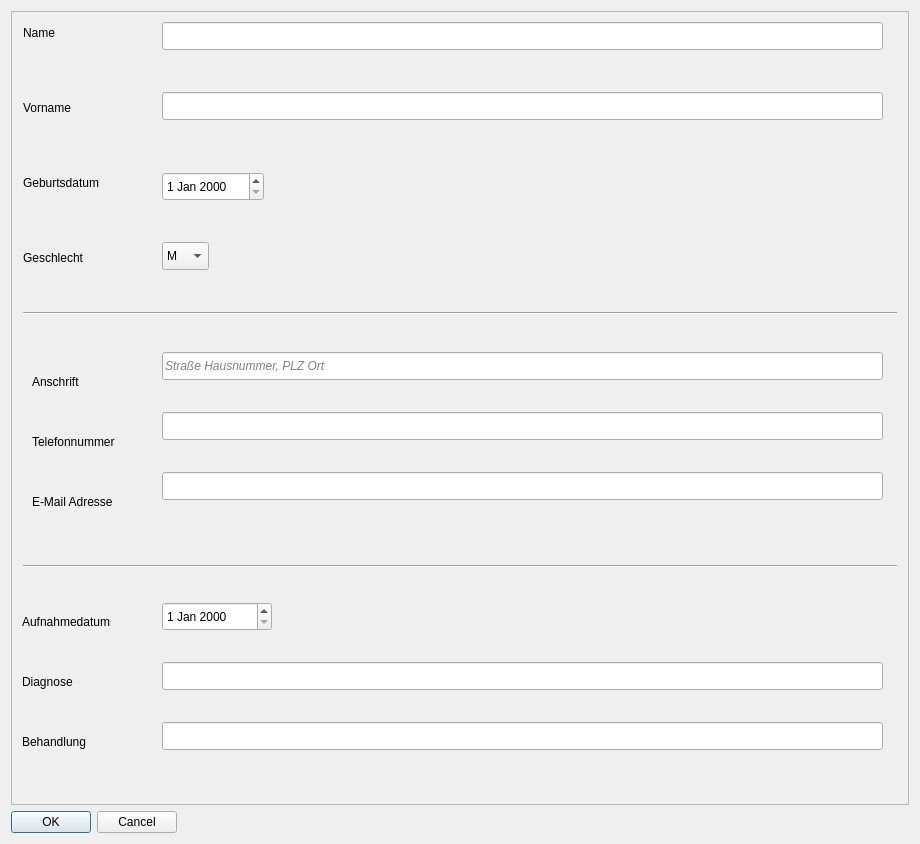
Above: Patient_Data_Project/datensatz_bearbeiten.ui from Baljet389/Patient_Data before the change. Below: the same form after it.
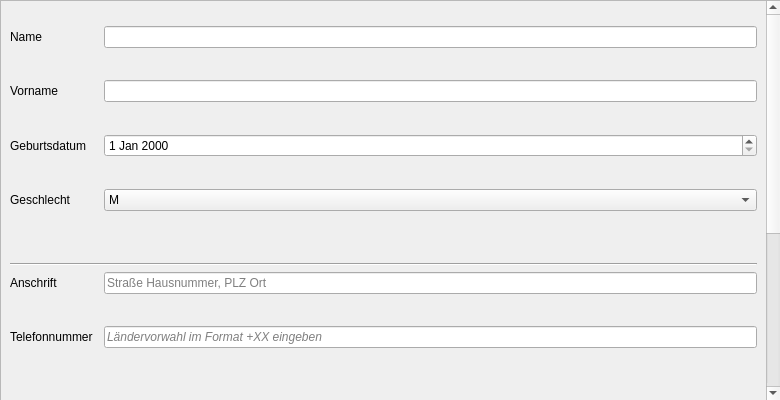
That is the form after the change.

Commit message: Fenster ist von meiner Seite aus Spielbereit.

What changed in the file:
```diff
--- a/Patient_Data_Project/datensatz_bearbeiten.ui
+++ b/Patient_Data_Project/datensatz_bearbeiten.ui
@@ -6,335 +6,412 @@
    <rect>
     <x>0</x>
     <y>0</y>
-    <width>920</width>
-    <height>844</height>
+    <width>780</width>
+    <height>400</height>
    </rect>
   </property>
   <property name="windowTitle">
    <string>Datensatz Bearbeiten</string>
   </property>
-  <layout class="QFormLayout" name="formLayout_2">
-   <item row="1" column="0">
-    <widget class="QDialogButtonBox" name="buttonBox">
-     <property name="orientation">
-      <enum>Qt::Orientation::Horizontal</enum>
-     </property>
-     <property name="standardButtons">
-      <set>QDialogButtonBox::StandardButton::Cancel|QDialogButtonBox::StandardButton::Ok</set>
-     </property>
-    </widget>
-   </item>
-   <item row="0" column="0" colspan="2">
-    <widget class="QScrollArea" name="scrollArea">
-     <property name="widgetResizable">
-      <bool>true</bool>
-     </property>
-     <widget class="QWidget" name="Eingabefeld">
-      <property name="geometry">
-       <rect>
-        <x>0</x>
-        <y>0</y>
-        <width>896</width>
-        <height>784</height>
-       </rect>
-      </property>
+  <widget class="QScrollArea" name="scrollArea">
+   <property name="geometry">
+    <rect>
+     <x>0</x>
+     <y>0</y>
+     <width>781</width>
+     <height>401</height>
+    </rect>
+   </property>
+   <property name="widgetResizable">
+    <bool>true</bool>
+   </property>
+   <widget class="QWidget" name="Eingabefeld">
+    <property name="geometry">
+     <rect>
+      <x>0</x>
+      <y>-60</y>
+      <width>762</width>
+      <height>784</height>
+     </rect>
+    </property>
+    <layout class="QFormLayout" name="formLayout">
+     <item row="1" column="0">
       <widget class="QLabel" name="label_2_Name">
-       <property name="geometry">
-        <rect>
-         <x>11</x>
-         <y>11</y>
-         <width>40</width>
-         <height>20</height>
-        </rect>
-       </property>
        <property name="text">
         <string>Name</string>
        </property>
       </widget>
+     </item>
+     <item row="1" column="1">
+      <widget class="QLineEdit" name="Eingabe_Name">
+       <property name="toolTip">
+        <string>&lt;html&gt;&lt;head/&gt;&lt;body&gt;&lt;p&gt;Hier Nachnamen eingeben&lt;/p&gt;&lt;/body&gt;&lt;/html&gt;</string>
+       </property>
+       <property name="text">
+        <string/>
+       </property>
+      </widget>
+     </item>
+     <item row="3" column="0" colspan="2">
+      <spacer name="verticalSpacer">
+       <property name="orientation">
+        <enum>Qt::Orientation::Vertical</enum>
+       </property>
+       <property name="sizeType">
+        <enum>QSizePolicy::Policy::MinimumExpanding</enum>
+       </property>
+       <property name="sizeHint" stdset="0">
+        <size>
+         <width>0</width>
+         <height>20</height>
+        </size>
+       </property>
+      </spacer>
+     </item>
+     <item row="4" column="0">
       <widget class="QLabel" name="label_1_Vorname">
-       <property name="geometry">
-        <rect>
-         <x>11</x>
-         <y>86</y>
-         <width>59</width>
-         <height>20</height>
-        </rect>
-       </property>
        <property name="text">
         <string>Vorname</string>
        </property>
       </widget>
+     </item>
+     <item row="4" column="1">
+      <widget class="QLineEdit" name="Eingabe_Vorname">
+       <property name="toolTip">
+        <string>&lt;html&gt;&lt;head/&gt;&lt;body&gt;&lt;p&gt;Hier Vornamen eingeben&lt;/p&gt;&lt;/body&gt;&lt;/html&gt;</string>
+       </property>
+      </widget>
+     </item>
+     <item row="5" column="0" colspan="2">
+      <spacer name="verticalSpacer_2">
+       <property name="orientation">
+        <enum>Qt::Orientation::Vertical</enum>
+       </property>
+       <property name="sizeType">
+        <enum>QSizePolicy::Policy::MinimumExpanding</enum>
+       </property>
+       <property name="sizeHint" stdset="0">
+        <size>
+         <width>0</width>
+         <height>20</height>
+        </size>
+       </property>
+      </spacer>
+     </item>
+     <item row="6" column="0">
       <widget class="QLabel" name="label_3_Geburtsdatum">
-       <property name="geometry">
-        <rect>
-         <x>11</x>
-         <y>161</y>
-         <width>94</width>
-         <height>20</height>
-        </rect>
-       </property>
        <property name="text">
         <string>Geburtsdatum</string>
        </property>
       </widget>
+     </item>
+     <item row="6" column="1">
+      <widget class="QDateEdit" name="Eingabe_Geburtsdatum">
+       <property name="toolTip">
+        <string>&lt;html&gt;&lt;head/&gt;&lt;body&gt;&lt;p&gt;&lt;br/&gt;&lt;/p&gt;&lt;/body&gt;&lt;/html&gt;</string>
+       </property>
+      </widget>
+     </item>
+     <item row="7" column="0" colspan="2">
+      <spacer name="verticalSpacer_3">
+       <property name="orientation">
+        <enum>Qt::Orientation::Vertical</enum>
+       </property>
+       <property name="sizeType">
+        <enum>QSizePolicy::Policy::MinimumExpanding</enum>
+       </property>
+       <property name="sizeHint" stdset="0">
+        <size>
+         <width>0</width>
+         <height>20</height>
+        </size>
+       </property>
+      </spacer>
+     </item>
+     <item row="8" column="0">
       <widget class="QLabel" name="label_4_Geschlecht">
-       <property name="geometry">
-        <rect>
-         <x>11</x>
-         <y>236</y>
-         <width>71</width>
-         <height>20</height>
-        </rect>
-       </property>
        <property name="text">
         <string>Geschlecht</string>
        </property>
       </widget>
+     </item>
+     <item row="8" column="1">
+      <widget class="QComboBox" name="Eingabe_Geschlecht">
+       <property name="toolTip">
+        <string>&lt;html&gt;&lt;head/&gt;&lt;body&gt;&lt;p&gt;M = Männlich&lt;br/&gt;W = Weiblich&lt;br/&gt;D = Divers&lt;/p&gt;&lt;/body&gt;&lt;/html&gt;</string>
+       </property>
+       <item>
+        <property name="text">
+         <string>M</string>
+        </property>
+       </item>
+       <item>
+        <property name="text">
+         <string>W</string>
+        </property>
+       </item>
+       <item>
+        <property name="text">
+         <string>D</string>
+        </property>
+       </item>
+      </widget>
+     </item>
+     <item row="9" column="0" colspan="2">
+      <spacer name="verticalSpacer_4">
+       <property name="orientation">
+        <enum>Qt::Orientation::Vertical</enum>
+       </property>
+       <property name="sizeType">
+        <enum>QSizePolicy::Policy::MinimumExpanding</enum>
+       </property>
+       <property name="sizeHint" stdset="0">
+        <size>
+         <width>0</width>
+         <height>40</height>
+        </size>
+       </property>
+      </spacer>
+     </item>
+     <item row="10" column="0" colspan="2">
+      <widget class="Line" name="line_2">
+       <property name="orientation">
+        <enum>Qt::Orientation::Horizontal</enum>
+       </property>
+      </widget>
+     </item>
+     <item row="11" column="0">
       <widget class="QLabel" name="label_5_Anschrift">
-       <property name="geometry">
-        <rect>
-         <x>20</x>
-         <y>360</y>
-         <width>58</width>
-         <height>20</height>
-        </rect>
-       </property>
        <property name="text">
         <string>Anschrift</string>
        </property>
       </widget>
+     </item>
+     <item row="11" column="1">
+      <widget class="QLineEdit" name="Eingabe_Anschrift">
+       <property name="font">
+        <font>
+         <italic>false</italic>
+        </font>
+       </property>
+       <property name="toolTip">
+        <string>&lt;html&gt;&lt;head/&gt;&lt;body&gt;&lt;p&gt;&lt;span style=&quot; font-style:normal;&quot;&gt;Hier Adresse eingeben&lt;/span&gt;&lt;/p&gt;&lt;/body&gt;&lt;/html&gt;</string>
+       </property>
+       <property name="text">
+        <string/>
+       </property>
+       <property name="placeholderText">
+        <string>Straße Hausnummer, PLZ Ort</string>
+       </property>
+      </widget>
+     </item>
+     <item row="13" column="0">
       <widget class="QLabel" name="label_6_Telefonnummer">
-       <property name="geometry">
-        <rect>
-         <x>20</x>
-         <y>420</y>
-         <width>104</width>
-         <height>20</height>
-        </rect>
-       </property>
        <property name="text">
         <string>Telefonnummer</string>
        </property>
       </widget>
+     </item>
+     <item row="13" column="1">
+      <widget class="QLineEdit" name="Eingabe_Telefonnummer">
+       <property name="font">
+        <font>
+         <italic>true</italic>
+        </font>
+       </property>
+       <property name="placeholderText">
+        <string>Ländervorwahl im Format +XX eingeben</string>
+       </property>
+      </widget>
+     </item>
+     <item row="15" column="1">
+      <widget class="Line" name="line_1">
+       <property name="orientation">
+        <enum>Qt::Orientation::Horizontal</enum>
+       </property>
+      </widget>
+     </item>
+     <item row="16" column="0">
       <widget class="QLabel" name="label_7_EmailAdresse">
-       <property name="geometry">
-        <rect>
-         <x>20</x>
-         <y>480</y>
-         <width>99</width>
-         <height>20</height>
-        </rect>
-       </property>
        <property name="text">
         <string>E-Mail Adresse</string>
        </property>
       </widget>
+     </item>
+     <item row="16" column="1">
+      <widget class="QLineEdit" name="Eingabe_Email">
+       <property name="font">
+        <font>
+         <italic>false</italic>
+        </font>
+       </property>
+       <property name="text">
+        <string/>
+       </property>
+      </widget>
+     </item>
+     <item row="19" column="0">
       <widget class="QLabel" name="label_8_Aufnahmedatum">
-       <property name="geometry">
-        <rect>
-         <x>10</x>
-         <y>600</y>
-         <width>111</width>
-         <height>20</height>
-        </rect>
-       </property>
        <property name="text">
         <string>Aufnahmedatum</string>
        </property>
       </widget>
-      <widget class="QLabel" name="label_9_Behandlung">
-       <property name="geometry">
-        <rect>
-         <x>10</x>
-         <y>720</y>
-         <width>79</width>
-         <height>20</height>
-        </rect>
-       </property>
-       <property name="text">
-        <string>Behandlung</string>
-       </property>
-      </widget>
+     </item>
+     <item row="21" column="0">
       <widget class="QLabel" name="label_9_Diagnose">
-       <property name="geometry">
-        <rect>
-         <x>10</x>
-         <y>660</y>
-         <width>63</width>
-         <height>20</height>
-        </rect>
-       </property>
        <property name="text">
         <string>Diagnose</string>
        </property>
       </widget>
-      <widget class="QLineEdit" name="Eingabe_Diagnose">
-       <property name="geometry">
-        <rect>
-         <x>150</x>
-         <y>650</y>
-         <width>721</width>
-         <height>28</height>
-        </rect>
-       </property>
-      </widget>
-      <widget class="Line" name="line_1">
-       <property name="geometry">
-        <rect>
-         <x>11</x>
-         <y>546</y>
-         <width>874</width>
-         <height>16</height>
-        </rect>
-       </property>
-       <property name="orientation">
-        <enum>Qt::Orientation::Horizontal</enum>
-       </property>
-      </widget>
-      <widget class="Line" name="line_2">
-       <property name="geometry">
-        <rect>
-         <x>11</x>
-         <y>266</y>
-         <width>874</width>
-         <height>71</height>
-        </rect>
-       </property>
-       <property name="orientation">
-        <enum>Qt::Orientation::Horizontal</enum>
-       </property>
-      </widget>
-      <widget class="QDateEdit" name="Eingabe_Geburtsdatum">
-       <property name="geometry">
-        <rect>
-         <x>150</x>
-         <y>160</y>
-         <width>102</width>
-         <height>29</height>
-        </rect>
-       </property>
-      </widget>
-      <widget class="QLineEdit" name="Eingabe_Vorname">
-       <property name="geometry">
-        <rect>
-         <x>150</x>
-         <y>80</y>
-         <width>721</width>
-         <height>28</height>
-        </rect>
-       </property>
-      </widget>
-      <widget class="QComboBox" name="Eingabe_Geschlecht">
-       <property name="geometry">
-        <rect>
-         <x>150</x>
-         <y>230</y>
-         <width>47</width>
-         <height>28</height>
-        </rect>
-       </property>
-       <item>
-        <property name="text">
-         <string>M</string>
-        </property>
-       </item>
-       <item>
-        <property name="text">
-         <string>W</string>
-        </property>
-       </item>
-       <item>
-        <property name="text">
-         <string>D</string>
-        </property>
-       </item>
-      </widget>
-      <widget class="QLineEdit" name="Eingabe_Anschrift">
-       <property name="geometry">
-        <rect>
-         <x>150</x>
-         <y>340</y>
-         <width>721</width>
-         <height>28</height>
-        </rect>
-       </property>
-       <property name="font">
-        <font>
-         <italic>true</italic>
-        </font>
-       </property>
+     </item>
+     <item row="23" column="0">
+      <widget class="QLabel" name="label_9_Behandlung">
        <property name="text">
-        <string/>
+        <string>Behandlung</string>
        </property>
-       <property name="placeholderText">
-        <string>Straße Hausnummer, PLZ Ort</string>
-       </property>
       </widget>
-      <widget class="QLineEdit" name="Eingabe_Telefonnummer">
-       <property name="geometry">
-        <rect>
-         <x>150</x>
-         <y>400</y>
-         <width>721</width>
-         <height>28</height>
-        </rect>
-       </property>
-      </widget>
-      <widget class="QLineEdit" name="Eingabe_Email">
-       <property name="geometry">
-        <rect>
-         <x>150</x>
-         <y>460</y>
-         <width>721</width>
-         <height>28</height>
-        </rect>
-       </property>
-       <property name="font">
-        <font>
-         <italic>true</italic>
-        </font>
-       </property>
-       <property name="text">
-        <string/>
-       </property>
-      </widget>
-      <widget class="QLineEdit" name="Eingabe_Name">
-       <property name="geometry">
-        <rect>
-         <x>150</x>
-         <y>10</y>
-         <width>721</width>
-         <height>28</height>
-        </rect>
-       </property>
-       <property name="text">
-        <string/>
-       </property>
-      </widget>
+     </item>
+     <item row="23" column="1">
       <widget class="QLineEdit" name="Eingabe_Behandlung">
-       <property name="geometry">
-        <rect>
-         <x>150</x>
-         <y>710</y>
-         <width>721</width>
-         <height>28</height>
-        </rect>
+       <property name="placeholderText">
+        <string>Kurze Beschreibung der aktuellen gesundheitlichen Situation und des Vorgehens</string>
        </property>
       </widget>
-      <widget class="QDateEdit" name="Eingabe_Aufnahmedatum">
-       <property name="geometry">
-        <rect>
-         <x>150</x>
-         <y>590</y>
-         <width>110</width>
-         <height>29</height>
-        </rect>
+     </item>
+     <item row="25" column="1">
+      <widget class="QDialogButtonBox" name="buttonBox">
+       <property name="orientation">
+        <enum>Qt::Orientation::Horizontal</enum>
        </property>
+       <property name="standardButtons">
+        <set>QDialogButtonBox::StandardButton::Cancel|QDialogButtonBox::StandardButton::Save</set>
+       </property>
+       <property name="centerButtons">
+        <bool>false</bool>
+       </property>
       </widget>
-     </widget>
-    </widget>
-   </item>
-  </layout>
+     </item>
+     <item row="0" column="0" colspan="2">
+      <spacer name="verticalSpacer_11">
+       <property name="orientation">
+        <enum>Qt::Orientation::Vertical</enum>
+       </property>
+       <property name="sizeType">
+        <enum>QSizePolicy::Policy::MinimumExpanding</enum>
+       </property>
+       <property name="sizeHint" stdset="0">
+        <size>
+         <width>0</width>
+         <height>10</height>
+        </size>
+       </property>
+      </spacer>
+     </item>
+     <item row="21" column="1">
+      <widget class="QLineEdit" name="lineEdit_9_Diagnose"/>
+     </item>
+     <item row="19" column="1">
+      <widget class="QDateEdit" name="Eingabe_Aufnahmedatum"/>
+     </item>
+     <item row="20" column="0" colspan="2">
+      <spacer name="verticalSpacer_8">
+       <property name="orientation">
+        <enum>Qt::Orientation::Vertical</enum>
+       </property>
+       <property name="sizeType">
+        <enum>QSizePolicy::Policy::MinimumExpanding</enum>
+       </property>
+       <property name="sizeHint" stdset="0">
+        <size>
+         <width>0</width>
+         <height>20</height>
+        </size>
+       </property>
+      </spacer>
+     </item>
+     <item row="17" column="0" colspan="2">
+      <spacer name="verticalSpacer_7">
+       <property name="orientation">
+        <enum>Qt::Orientation::Vertical</enum>
+       </property>
+       <property name="sizeType">
+        <enum>QSizePolicy::Policy::MinimumExpanding</enum>
+       </property>
+       <property name="sizeHint" stdset="0">
+        <size>
+         <width>0</width>
+         <height>20</height>
+        </size>
+       </property>
+      </spacer>
+     </item>
+     <item row="14" column="0" colspan="2">
+      <spacer name="verticalSpacer_6">
+       <property name="orientation">
+        <enum>Qt::Orientation::Vertical</enum>
+       </property>
+       <property name="sizeType">
+        <enum>QSizePolicy::Policy::MinimumExpanding</enum>
+       </property>
+       <property name="sizeHint" stdset="0">
+        <size>
+         <width>20</width>
+         <height>40</height>
+        </size>
+       </property>
+      </spacer>
+     </item>
+     <item row="12" column="0" colspan="2">
+      <spacer name="verticalSpacer_5">
+       <property name="orientation">
+        <enum>Qt::Orientation::Vertical</enum>
+       </property>
+       <property name="sizeType">
+        <enum>QSizePolicy::Policy::MinimumExpanding</enum>
+       </property>
+       <property name="sizeHint" stdset="0">
+        <size>
+         <width>0</width>
+         <height>20</height>
+        </size>
+       </property>
+      </spacer>
+     </item>
+     <item row="22" column="0" colspan="2">
+      <spacer name="verticalSpacer_9">
+       <property name="orientation">
+        <enum>Qt::Orientation::Vertical</enum>
+       </property>
+       <property name="sizeType">
+        <enum>QSizePolicy::Policy::MinimumExpanding</enum>
+       </property>
+       <property name="sizeHint" stdset="0">
+        <size>
+         <width>0</width>
+         <height>20</height>
+        </size>
+       </property>
+      </spacer>
+     </item>
+     <item row="24" column="0" colspan="2">
+      <spacer name="verticalSpacer_10">
+       <property name="orientation">
+        <enum>Qt::Orientation::Vertical</enum>
+       </property>
+       <property name="sizeType">
+        <enum>QSizePolicy::Policy::MinimumExpanding</enum>
+       </property>
+       <property name="sizeHint" stdset="0">
+        <size>
+         <width>0</width>
+         <height>40</height>
+        </size>
+       </property>
+      </spacer>
+     </item>
+    </layout>
+   </widget>
+  </widget>
  </widget>
  <tabstops>
   <tabstop>Eingabe_Diagnose</tabstop>
```
Left out of the diff: 44 changed lines with no effect on the pictures.
